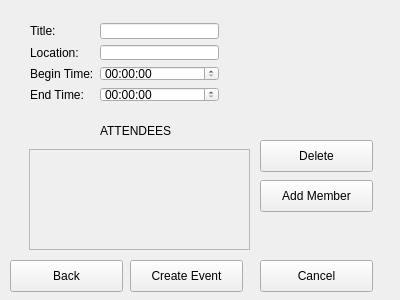
Old version of the form create_group_event.ui in the repository allenh1/timefuse-client.
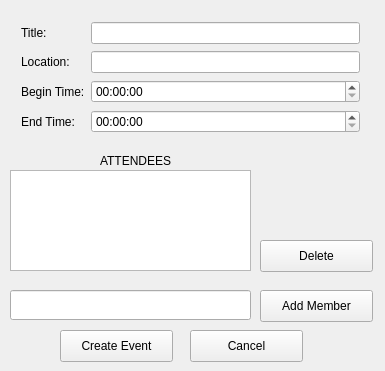
New version of the form.

Commit message: editted windows to look a little cleaner

Patch:
```diff
--- a/create_group_event.ui
+++ b/create_group_event.ui
@@ -6,33 +6,20 @@
    <rect>
     <x>0</x>
     <y>0</y>
-    <width>400</width>
-    <height>300</height>
+    <width>385</width>
+    <height>371</height>
    </rect>
   </property>
   <property name="windowTitle">
    <string>Create A Group Event </string>
   </property>
-  <widget class="QLabel" name="label">
-   <property name="geometry">
-    <rect>
-     <x>60</x>
-     <y>0</y>
-     <width>281</width>
-     <height>31</height>
-    </rect>
-   </property>
-   <property name="text">
-    <string/>
-   </property>
-  </widget>
   <widget class="QWidget" name="gridLayoutWidget">
    <property name="geometry">
     <rect>
-     <x>19</x>
-     <y>12</y>
-     <width>211</width>
-     <height>101</height>
+     <x>10</x>
+     <y>10</y>
+     <width>361</width>
+     <height>136</height>
     </rect>
    </property>
    <layout class="QGridLayout" name="gridLayout">
@@ -63,8 +50,8 @@
       </property>
      </widget>
     </item>
-    <item row="0" column="1">
-     <widget class="QLineEdit" name="title_text"/>
+    <item row="2" column="1">
+     <widget class="QTimeEdit" name="begin_time_edit"/>
     </item>
     <item row="2" column="0">
      <widget class="QLabel" name="begin_time">
@@ -73,29 +60,16 @@
       </property>
      </widget>
     </item>
-    <item row="2" column="1">
-     <widget class="QTimeEdit" name="begin_time_edit"/>
+    <item row="0" column="1">
+     <widget class="QLineEdit" name="title_input"/>
     </item>
    </layout>
   </widget>
-  <widget class="QPushButton" name="back">
-   <property name="geometry">
-    <rect>
-     <x>10</x>
-     <y>260</y>
-     <width>113</width>
-     <height>32</height>
-    </rect>
-   </property>
-   <property name="text">
-    <string>Back</string>
-   </property>
-  </widget>
   <widget class="QPushButton" name="cancel">
    <property name="geometry">
     <rect>
-     <x>260</x>
-     <y>260</y>
+     <x>190</x>
+     <y>330</y>
      <width>113</width>
      <height>32</height>
     </rect>
@@ -107,8 +81,8 @@
   <widget class="QPushButton" name="create_event">
    <property name="geometry">
     <rect>
-     <x>130</x>
-     <y>260</y>
+     <x>60</x>
+     <y>330</y>
      <width>113</width>
      <height>32</height>
     </rect>
@@ -121,8 +95,8 @@
    <property name="geometry">
     <rect>
      <x>100</x>
-     <y>120</y>
-     <width>91</width>
+     <y>150</y>
+     <width>71</width>
      <height>21</height>
     </rect>
    </property>
@@ -130,34 +104,11 @@
     <string>ATTENDEES</string>
    </property>
   </widget>
-  <widget class="QScrollArea" name="scroll">
-   <property name="geometry">
-    <rect>
-     <x>29</x>
-     <y>149</y>
-     <width>221</width>
-     <height>101</height>
-    </rect>
-   </property>
-   <property name="widgetResizable">
-    <bool>true</bool>
-   </property>
-   <widget class="QWidget" name="scrollAreaWidgetContents_2">
-    <property name="geometry">
-     <rect>
-      <x>0</x>
-      <y>0</y>
-      <width>219</width>
-      <height>99</height>
-     </rect>
-    </property>
-   </widget>
-  </widget>
-  <widget class="QPushButton" name="delete_2">
+  <widget class="QPushButton" name="delete_member">
    <property name="geometry">
     <rect>
      <x>260</x>
-     <y>140</y>
+     <y>240</y>
      <width>113</width>
      <height>32</height>
     </rect>
@@ -170,7 +121,7 @@
    <property name="geometry">
     <rect>
      <x>260</x>
-     <y>180</y>
+     <y>290</y>
      <width>113</width>
      <height>32</height>
     </rect>
@@ -179,6 +130,26 @@
     <string>Add Member</string>
    </property>
   </widget>
+  <widget class="QLineEdit" name="user_to_add">
+   <property name="geometry">
+    <rect>
+     <x>10</x>
+     <y>290</y>
+     <width>241</width>
+     <height>30</height>
+    </rect>
+   </property>
+  </widget>
+  <widget class="QListWidget" name="attendees_list">
+   <property name="geometry">
+    <rect>
+     <x>10</x>
+     <y>170</y>
+     <width>241</width>
+     <height>101</height>
+    </rect>
+   </property>
+  </widget>
  </widget>
  <layoutdefault spacing="6" margin="11"/>
  <resources/>
```
Left out of the diff: 2 changed lines with no effect on the pictures. The commit also changes 6 other files.
